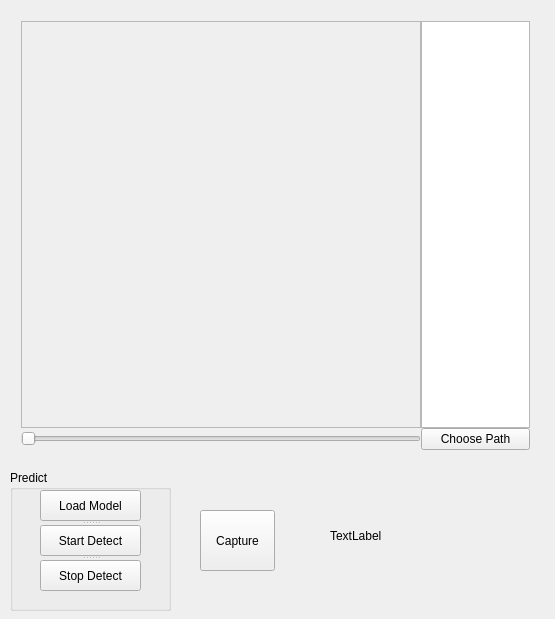
The window that Emotion_Detect/emotion_detect.ui (ShaunXia/Emotion_Recognition) describes before a commit, drawn with Qt 5.
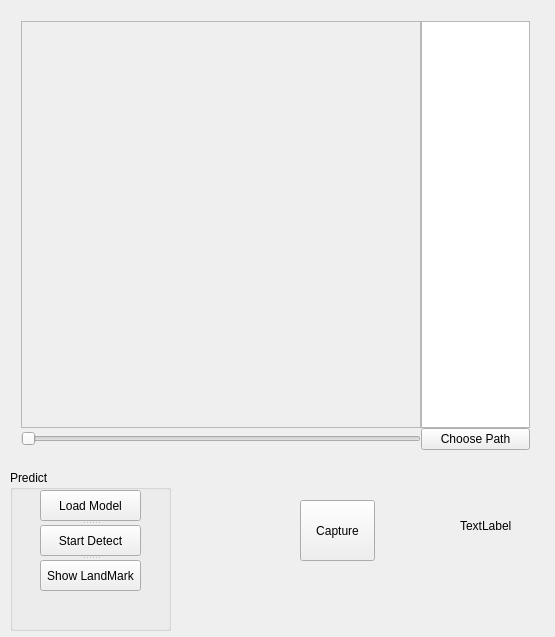
The same window after the commit.

Diff of the .ui file:
```diff
--- a/Emotion_Detect/emotion_detect.ui
+++ b/Emotion_Detect/emotion_detect.ui
@@ -7,7 +7,7 @@
     <x>0</x>
     <y>0</y>
     <width>555</width>
-    <height>619</height>
+    <height>637</height>
    </rect>
   </property>
   <property name="windowTitle">
@@ -99,8 +99,8 @@
    <widget class="QPushButton" name="but_capture">
     <property name="geometry">
      <rect>
-      <x>200</x>
-      <y>510</y>
+      <x>300</x>
+      <y>500</y>
       <width>75</width>
       <height>61</height>
      </rect>
@@ -118,7 +118,7 @@
       <x>10</x>
       <y>470</y>
       <width>161</width>
-      <height>141</height>
+      <height>161</height>
      </rect>
     </property>
     <property name="title">
@@ -148,7 +148,7 @@
      </widget>
      <widget class="QPushButton" name="but_stop_detect">
       <property name="text">
-       <string>Stop Detect</string>
+       <string>Show LandMark</string>
       </property>
      </widget>
     </widget>
@@ -156,8 +156,8 @@
    <widget class="QLabel" name="label">
     <property name="geometry">
      <rect>
-      <x>330</x>
-      <y>530</y>
+      <x>460</x>
+      <y>520</y>
       <width>54</width>
       <height>12</height>
      </rect>
```
Left out of the diff: 2 changed lines with no effect on the pictures.
